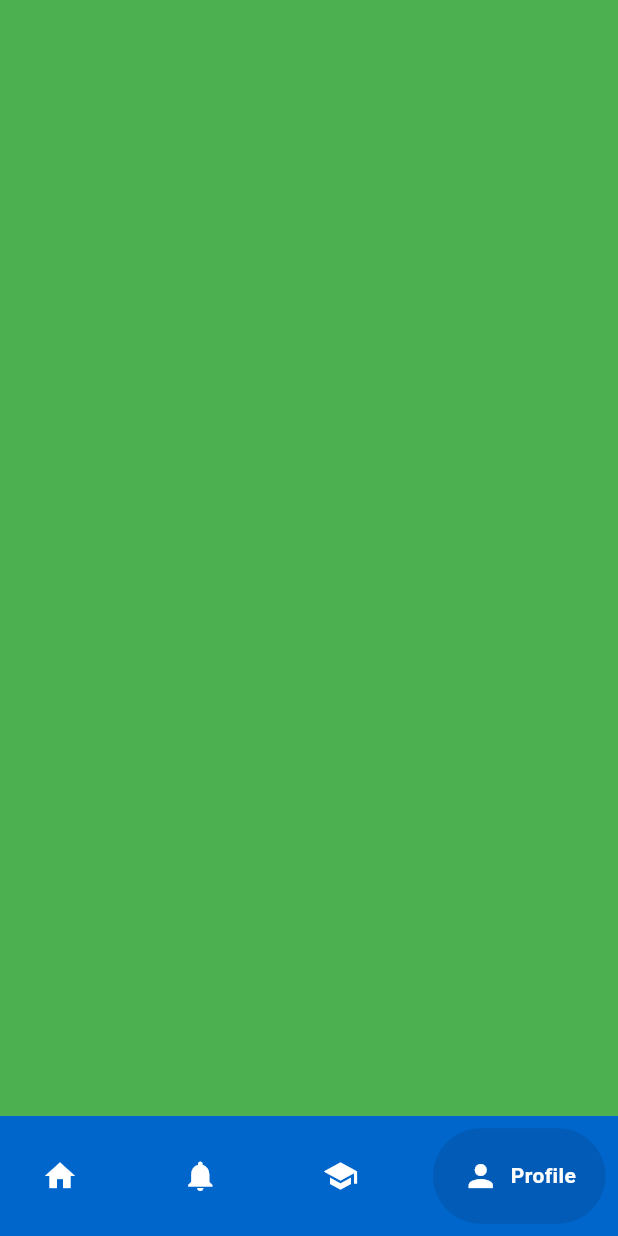
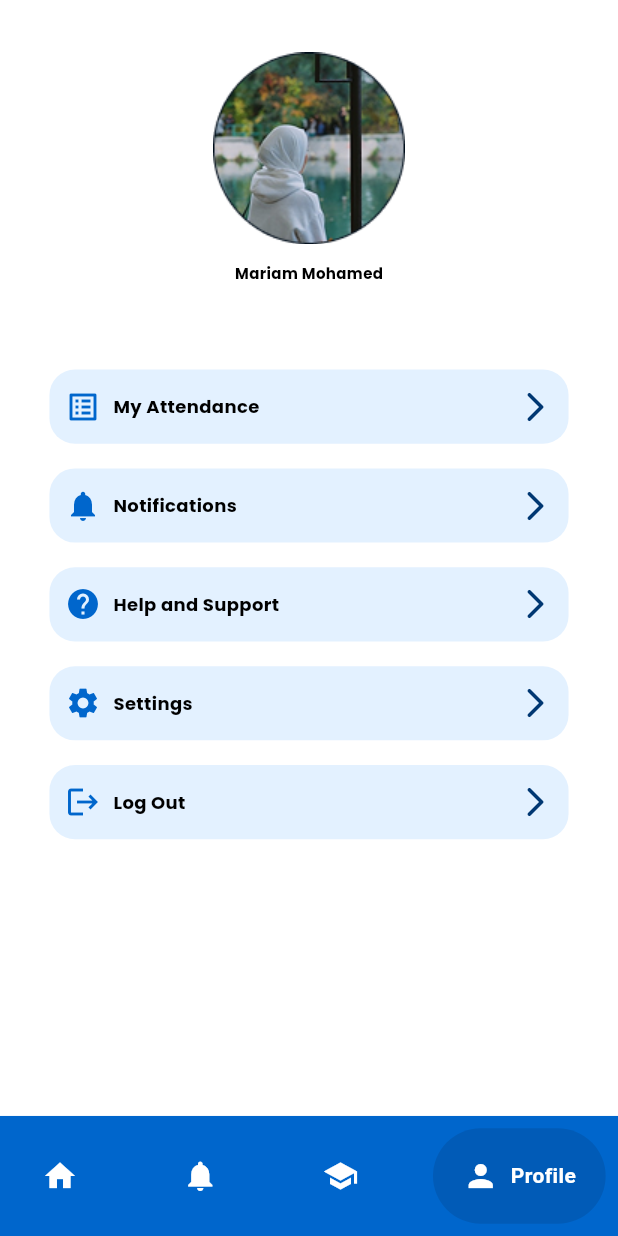
Before and after one commit to EsraaEhab153/fcit_edutrack, a Flutter app: the screen it shows after launch, item 4 of the bottom bar chosen, on a phone screen of 412 x 824 dp. Run offline on Flutter 3.47's test engine with Material 3 defaults, Android fonts, the phone set to English and light mode, and no system bars; drawn by our look-alikes of google_nav_bar; our stand-ins replace animated_splash_screen, google_fonts, lottie, page_transition.

Commit message:
Finished Doctor and Student Profile Screen UI

```diff
--- a/lib/main.dart
+++ b/lib/main.dart
@@ -41,7 +41,7 @@ class MyApp extends StatelessWidget {
         PasswordConfirmationCode.routeName: (context) =>
             const PasswordConfirmationCode(),
         ResetPasswordScreen.routeName: (context) => ResetPasswordScreen(),
-        MyBottomNavBar.routeName: (context) => MyBottomNavBar()
+        MyBottomNavBar.routeName: (context) => const MyBottomNavBar()
       },
     );
   }
--- /dev/null
+++ b/lib/modules/custome_container.dart
@@ -0,0 +1,58 @@
+import 'package:flutter/material.dart';
+
+import '../style/my_app_colors.dart';
+import '../style/my_theme_data.dart';
+
+class CustomContainer extends StatelessWidget {
+  final String label;
+  final void Function()? onContainerClick;
+  final IconData icon;
+
+  const CustomContainer(
+      {super.key,
+      required this.label,
+      required this.onContainerClick,
+      required this.icon});
+
+  @override
+  Widget build(BuildContext context) {
+    return InkWell(
+      onTap: onContainerClick,
+      child: Container(
+        margin: EdgeInsets.symmetric(
+            vertical: MediaQuery.of(context).size.width * 0.02),
+        padding: EdgeInsets.symmetric(
+            horizontal: MediaQuery.of(context).size.width * 0.025),
+        decoration: BoxDecoration(
+            color: MyAppColors.babyBlueColor,
+            borderRadius: BorderRadius.circular(17)),
+        width: double.infinity,
+        height: MediaQuery.of(context).size.height * 0.06,
+        child: Row(
+          mainAxisAlignment: MainAxisAlignment.spaceBetween,
+          children: [
+            Row(
+              children: [
+                Icon(
+                  icon,
+                  color: MyAppColors.primaryColor,
+                ),
+                SizedBox(
+                  width: MediaQuery.of(context).size.width * 0.02,
+                ),
+                Text(
+                  label,
+                  style: MyThemeData.lightModeStyle.textTheme.bodyMedium,
+                ),
+              ],
+            ),
+            const Icon(
+              Icons.arrow_forward_ios_rounded,
+              color: MyAppColors.darkBlueColor,
+            )
+          ],
+        ),
+      ),
+    );
+  }
+}
--- a/lib/screens/home_screen/my_bottom_nav_bar.dart
+++ b/lib/screens/home_screen/my_bottom_nav_bar.dart
@@ -1,6 +1,6 @@
 import 'package:fci_edutrack/screens/home_screen/courses_screen.dart';
 import 'package:fci_edutrack/screens/home_screen/home_screen.dart';
-import 'package:fci_edutrack/screens/home_screen/profile_screen.dart';
+import 'package:fci_edutrack/screens/home_screen/profiles/student_profile_screen.dart';
 import 'package:fci_edutrack/style/my_app_colors.dart';
 import 'package:flutter/material.dart';
 import 'package:google_nav_bar/google_nav_bar.dart';
@@ -8,9 +8,9 @@ import 'package:google_nav_bar/google_nav_bar.dart';
 import 'notifications_screen.dart';
 
 class MyBottomNavBar extends StatefulWidget {
-  static const String routeName = 'home_screen';
+  static const String routeName = 'bottom_nav_bar';
 
-  MyBottomNavBar({super.key});
+  const MyBottomNavBar({super.key});
 
   @override
   State<MyBottomNavBar> createState() => _MyBottomNavBarState();
@@ -71,6 +71,6 @@ class _MyBottomNavBarState extends State<MyBottomNavBar> {
     const HomeScreen(),
     const NotificationsScreen(),
     const CoursesScreen(),
-    const ProfileScreen()
+    const StudentProfileScreen()
   ];
 }
--- a/lib/screens/home_screen/profile_screen.dart
+++ /dev/null
@@ -1,12 +0,0 @@
-import 'package:flutter/material.dart';
-
-class ProfileScreen extends StatelessWidget {
-  const ProfileScreen({super.key});
-
-  @override
-  Widget build(BuildContext context) {
-    return Container(
-      color: Colors.green,
-    );
-  }
-}
--- /dev/null
+++ b/lib/screens/home_screen/profiles/student_profile_screen.dart
@@ -0,0 +1,63 @@
+import 'package:fci_edutrack/modules/custome_container.dart';
+import 'package:fci_edutrack/style/my_theme_data.dart';
+import 'package:flutter/material.dart';
+
+class StudentProfileScreen extends StatelessWidget {
+  const StudentProfileScreen({super.key});
+
+  @override
+  Widget build(BuildContext context) {
+    return Container(
+      padding: EdgeInsets.all(MediaQuery.of(context).size.height * 0.04),
+      child: SingleChildScrollView(
+        child: Column(
+          children: [
+            CircleAvatar(
+              backgroundColor: Colors.transparent,
+              radius: MediaQuery.of(context).size.width * 0.16,
+              child: Image.asset(
+                'assets/images/student_profile_photo.png',
+                width: MediaQuery.of(context).size.width * 0.32,
+              ),
+            ),
+            SizedBox(
+              height: MediaQuery.of(context).size.height * 0.012,
+            ),
+            Text(
+              'Mariam Mohamed',
+              style: MyThemeData.lightModeStyle.textTheme.bodySmall,
+            ),
+            SizedBox(
+              height: MediaQuery.of(context).size.height * 0.06,
+            ),
+            CustomContainer(
+              label: 'My Attendance',
+              icon: Icons.list_alt_outlined,
+              onContainerClick: () {},
+            ),
+            CustomContainer(
+              label: 'Notifications',
+              icon: Icons.notifications,
+              onContainerClick: () {},
+            ),
+            CustomContainer(
+              label: 'Help and Support',
+              icon: Icons.help,
+              onContainerClick: () {},
+            ),
+            CustomContainer(
+              label: 'Settings',
+              icon: Icons.settings,
+              onContainerClick: () {},
+            ),
+            CustomContainer(
+              label: 'Log Out',
+              icon: Icons.logout,
+              onContainerClick: () {},
+            ),
+          ],
+        ),
+      ),
+    );
+  }
+}
--- a/lib/style/my_app_colors.dart
+++ b/lib/style/my_app_colors.dart
@@ -6,6 +6,7 @@ class MyAppColors {
   static const Color secondaryBlueColor = Color(0xff015bb7);
   static const Color blackColor = Color(0xff000000);
   static const Color lightBlueColor = Color(0xff2382C6);
+  static const Color babyBlueColor = Color(0x243a9cff);
   static const Color whiteColor = Color(0xffffffff);
   static const Color redColor = Color(0xffc80003);
 }
--- a/lib/style/my_theme_data.dart
+++ b/lib/style/my_theme_data.dart
@@ -15,8 +15,13 @@ class MyThemeData {
       fontWeight: FontWeight.bold,
       color: MyAppColors.darkBlueColor,
     ),
+    bodyLarge: GoogleFonts.poppins(
+      fontSize: 20,
+      fontWeight: FontWeight.bold,
+      color: MyAppColors.blackColor,
+    ),
     bodyMedium: GoogleFonts.poppins(
-      fontSize: 20,
+      fontSize: 12,
       fontWeight: FontWeight.bold,
       color: MyAppColors.blackColor,
     ),
```
Also changed, not shown: lib/screens/home_screen/profiles/doctor_profile_screen.dart (added, +68 -0 lines), assets/images/profile_photo.png (added), assets/images/student_profile_photo.png (added).
